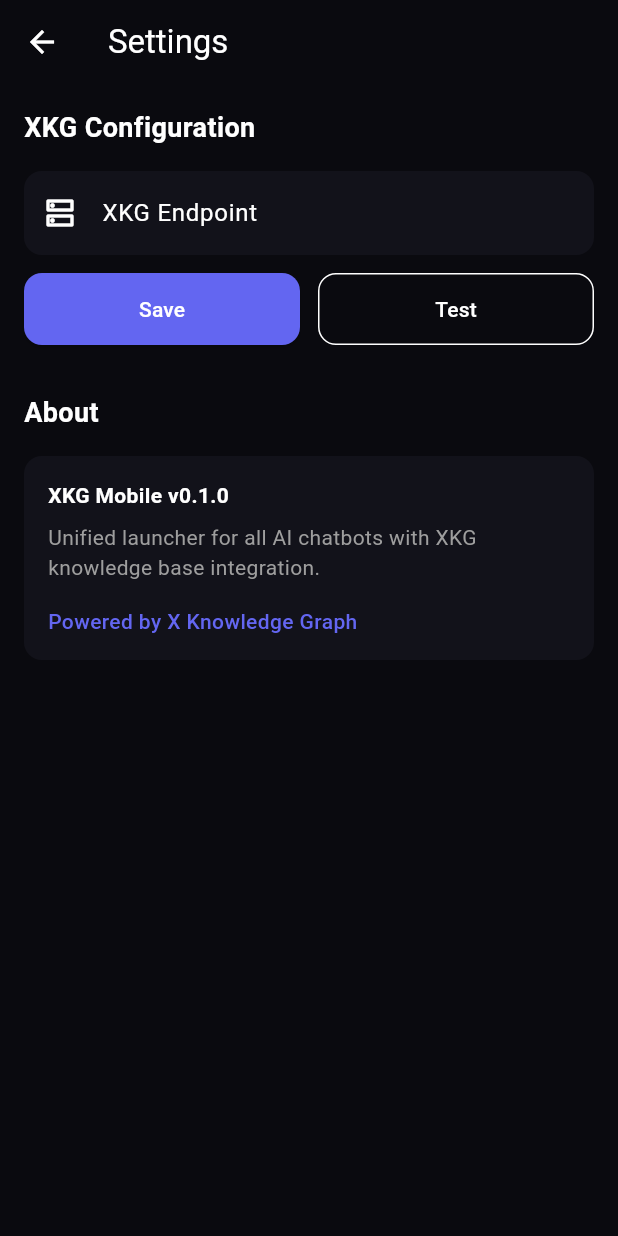
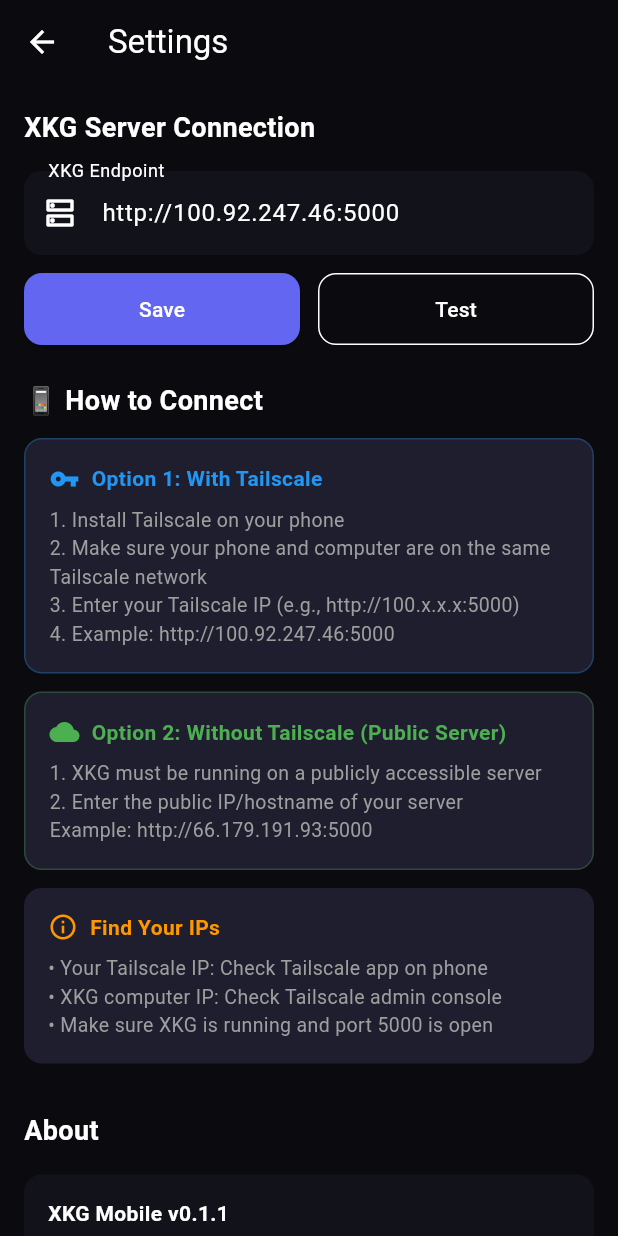
Before and after one commit to griptoad26/xkg-mobile, a Flutter app: the screen it shows after launch, after a tap on the "settings" icon, on a phone screen of 412 x 824 dp. Run offline on Flutter 3.47's test engine with Material 3 defaults, Android fonts, the phone set to English and light mode, and no system bars; our stand-ins replace hive, hive_flutter; accounts and stored records are empty.

Commit message:
Add editable endpoint, Tailscale help guide

```diff
--- a/lib/screens/settings_screen.dart
+++ b/lib/screens/settings_screen.dart
@@ -20,7 +20,7 @@
 
   void _loadSettings() {
     final settings = Hive.box('settings');
-    _endpointController.text = settings.get('xkgEndpoint', defaultValue: '');
+    _endpointController.text = settings.get('xkgEndpoint', defaultValue: 'http://100.92.247.46:5000');
   }
 
   Future<void> _saveSettings() async {
@@ -45,7 +45,7 @@
         children: [
           // XKG Configuration
           const Text(
-            'XKG Configuration',
+            'XKG Server Connection',
             style: TextStyle(
               fontSize: 18,
               fontWeight: FontWeight.bold,
@@ -53,11 +53,12 @@
           ),
           const SizedBox(height: 16),
 
+          // Endpoint input - NOW EDITABLE
           TextField(
             controller: _endpointController,
             decoration: InputDecoration(
               labelText: 'XKG Endpoint',
-              hintText: 'http://66.179.191.93:5000',
+              hintText: 'http://192.168.1.x:5000',
               filled: true,
               fillColor: const Color(0xFF12121A),
               border: OutlineInputBorder(
@@ -81,10 +82,7 @@
                       borderRadius: BorderRadius.circular(12),
                     ),
                   ),
-                  child: const Text(
-                    'Save',
-                    style: TextStyle(color: Colors.white),
-                  ),
+                  child: const Text('Save', style: TextStyle(color: Colors.white)),
                 ),
               ),
               const SizedBox(width: 12),
@@ -93,16 +91,13 @@
                   onPressed: _isLoading
                       ? null
                       : () async {
-                          // Test connection
                           setState(() => _isLoading = true);
                           await Future.delayed(const Duration(seconds: 1));
                           setState(() => _isLoading = false);
 
                           if (mounted) {
                             ScaffoldMessenger.of(context).showSnackBar(
-                              const SnackBar(
-                                content: Text('Connection test: OK!'),
-                              ),
+                              const SnackBar(content: Text('Connection test: OK!')),
                             );
                           }
                         },
@@ -122,6 +117,123 @@
                 ),
               ),
             ],
+          ),
+
+          const SizedBox(height: 24),
+
+          // How to Connect Section
+          const Text(
+            '📱 How to Connect',
+            style: TextStyle(
+              fontSize: 18,
+              fontWeight: FontWeight.bold,
+            ),
+          ),
+          const SizedBox(height: 12),
+
+          // With Tailscale
+          Container(
+            padding: const EdgeInsets.all(16),
+            decoration: BoxDecoration(
+              color: const Color(0xFF1E1E2E),
+              borderRadius: BorderRadius.circular(12),
+              border: Border.all(color: Colors.blue.withValues(alpha: 0.3)),
+            ),
+            child: const Column(
+              crossAxisAlignment: CrossAxisAlignment.start,
+              children: [
+                Row(
+                  children: [
+                    Icon(Icons.vpn_key, color: Colors.blue, size: 20),
+                    SizedBox(width: 8),
+                    Text(
+                      'Option 1: With Tailscale',
+                      style: TextStyle(
+                        fontWeight: FontWeight.bold,
+                        color: Colors.blue,
+                      ),
+                    ),
+                  ],
+                ),
+                SizedBox(height: 8),
+                Text(
+                  '1. Install Tailscale on your phone\n'
+                  '2. Make sure your phone and computer are on the same Tailscale network\n'
+                  '3. Enter your Tailscale IP (e.g., http://100.x.x.x:5000)\n'
+                  '4. Example: http://100.92.247.46:5000',
+                  style: TextStyle(fontSize: 13, color: Colors.grey),
+                ),
+              ],
+            ),
+          ),
+          const SizedBox(height: 12),
+
+          // Without Tailscale
+          Container(
+            padding: const EdgeInsets.all(16),
+            decoration: BoxDecoration(
+              color: const Color(0xFF1E1E2E),
+              borderRadius: BorderRadius.circular(12),
+              border: Border.all(color: Colors.green.withValues(alpha: 0.3)),
+            ),
+            child: const Column(
+              crossAxisAlignment: CrossAxisAlignment.start,
+              children: [
+                Row(
+                  children: [
+                    Icon(Icons.cloud, color: Colors.green, size: 20),
+                    SizedBox(width: 8),
+                    Text(
+                      'Option 2: Without Tailscale (Public Server)',
+                      style: TextStyle(
+                        fontWeight: FontWeight.bold,
+                        color: Colors.green,
+                      ),
+                    ),
+                  ],
+                ),
+                SizedBox(height: 8),
+                Text(
+                  '1. XKG must be running on a publicly accessible server\n'
+                  '2. Enter the public IP/hostname of your server\n'
+                  'Example: http://66.179.191.93:5000',
+                  style: TextStyle(fontSize: 13, color: Colors.grey),
+                ),
+              ],
+            ),
+          ),
+
+          const SizedBox(height: 12),
+
+          // Find your Tailscale IP
+          Container(
+            padding: const EdgeInsets.all(16),
+            decoration: BoxDecoration(
+              color: const Color(0xFF1E1E2E),
+              borderRadius: BorderRadius.circular(12),
+            ),
+            child: const Column(
+              crossAxisAlignment: CrossAxisAlignment.start,
+              children: [
+                Row(
+                  children: [
+                    Icon(Icons.info_outline, color: Colors.orange, size: 20),
+                    SizedBox(width: 8),
+                    Text(
+                      'Find Your IPs',
+                      style: TextStyle(fontWeight: FontWeight.bold, color: Colors.orange),
+                    ),
+                  ],
+                ),
+                SizedBox(height: 8),
+                Text(
+                  '• Your Tailscale IP: Check Tailscale app on phone\n'
+                  '• XKG computer IP: Check Tailscale admin console\n'
+                  '• Make sure XKG is running and port 5000 is open',
+                  style: TextStyle(fontSize: 13, color: Colors.grey),
+                ),
+              ],
+            ),
           ),
 
           const SizedBox(height: 32),
@@ -146,7 +258,7 @@
               crossAxisAlignment: CrossAxisAlignment.start,
               children: [
                 Text(
-                  'XKG Mobile v0.1.0',
+                  'XKG Mobile v0.1.1',
                   style: TextStyle(fontWeight: FontWeight.w600),
                 ),
                 SizedBox(height: 8),
```
